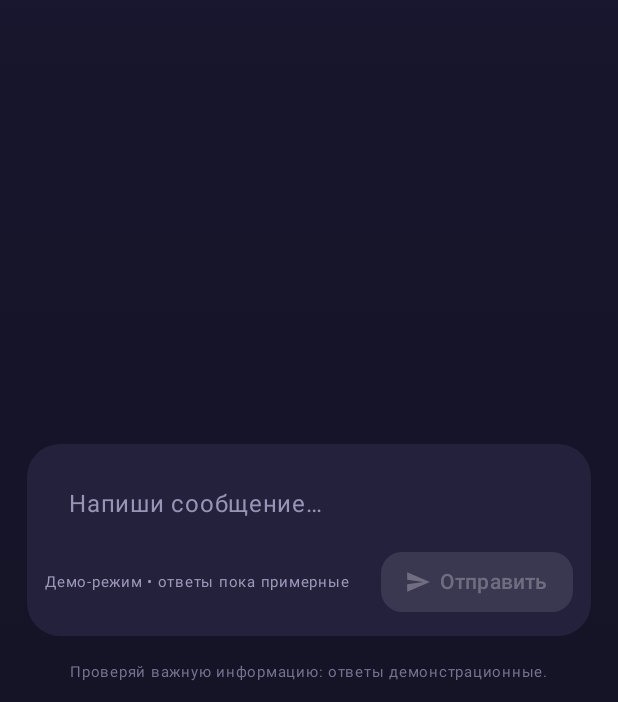
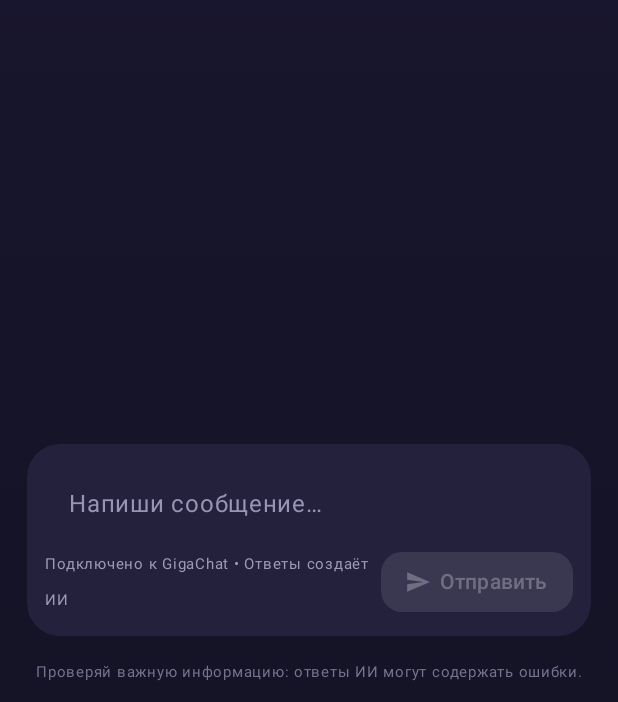
Before and after one commit to sergejpoleev964-boop/NeuroPomoshchnikApp, an Android app built with Jetpack Compose: the screen it shows after launch (MainActivity), on a phone screen of 412 x 824 dp, the part 534-1236 px from its top. Run offline under Robolectric (Android 15) with nearby library versions, the phone set to English and light mode, and no system bars.

Commit message:
Update demo messages in MainActivity

```diff
--- a/app/src/main/java/ru/neuropomoshchnik/app/MainActivity.kt
+++ b/app/src/main/java/ru/neuropomoshchnik/app/MainActivity.kt
@@ -132,7 +132,7 @@ fun NeuroApp() {
                             )
                         )
                         Row(verticalAlignment = Alignment.CenterVertically) {
-                            Text("Демо-режим • ответы пока примерные", color = Color(0xFF9F99B8), fontSize = 10.sp, modifier = Modifier.weight(1f))
+                            Text("Подключено к GigaChat • Ответы создаёт ИИ", color = Color(0xFF9F99B8), fontSize = 10.sp, modifier = Modifier.weight(1f))
                             Button(
                                 onClick = {
                                     val clean = prompt.trim()
@@ -177,7 +177,7 @@ fun NeuroApp() {
                 }
                 Spacer(Modifier.height(12.dp))
                 Text(
-                    "Проверяй важную информацию: ответы демонстрационные.",
+                    "Проверяй важную информацию: ответы ИИ могут содержать ошибки.",
                     color = Color(0xFF77728F), fontSize = 10.sp,
                     modifier = Modifier.align(Alignment.CenterHorizontally).padding(bottom = 8.dp)
                 )
```
